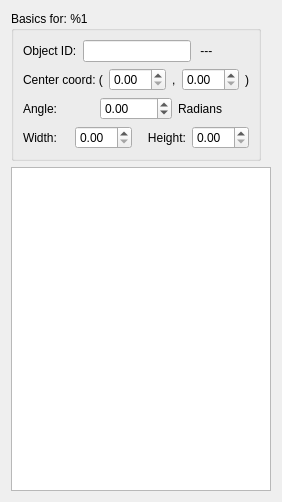
Before: the Qt Designer form src/view/EditObjectDialog.ui in the-butterfly-effect/tbe, drawn with Qt 5.
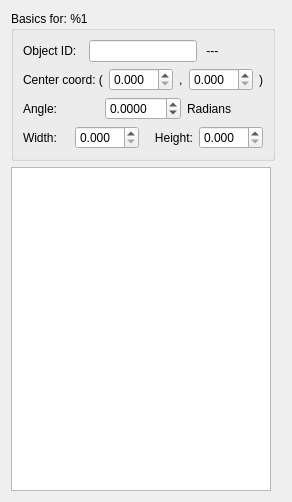
After: the same form once the commit is applied.

The edit to the form file:
```diff
--- a/src/view/EditObjectDialog.ui
+++ b/src/view/EditObjectDialog.ui
@@ -6,7 +6,7 @@
    <rect>
     <x>0</x>
     <y>0</y>
-    <width>278</width>
+    <width>292</width>
     <height>502</height>
    </rect>
   </property>
@@ -89,6 +89,9 @@
         </item>
         <item>
          <widget class="QDoubleSpinBox" name="spinBoxX">
+          <property name="decimals">
+           <number>3</number>
+          </property>
           <property name="singleStep">
            <double>0.010000000000000</double>
           </property>
@@ -103,6 +106,9 @@
         </item>
         <item>
          <widget class="QDoubleSpinBox" name="spinBoxY">
+          <property name="decimals">
+           <number>3</number>
+          </property>
           <property name="singleStep">
            <double>0.010000000000000</double>
           </property>
@@ -128,6 +134,9 @@
         </item>
         <item>
          <widget class="QDoubleSpinBox" name="spinBoxAngle">
+          <property name="decimals">
+           <number>4</number>
+          </property>
           <property name="minimum">
            <double>-10.000000000000000</double>
           </property>
@@ -159,6 +168,9 @@
         </item>
         <item>
          <widget class="QDoubleSpinBox" name="spinBoxWidth">
+          <property name="decimals">
+           <number>3</number>
+          </property>
           <property name="singleStep">
            <double>0.010000000000000</double>
           </property>
@@ -173,6 +185,9 @@
         </item>
         <item>
          <widget class="QDoubleSpinBox" name="spinBoxHeight">
+          <property name="decimals">
+           <number>3</number>
+          </property>
           <property name="singleStep">
            <double>0.010000000000000</double>
           </property>
```
